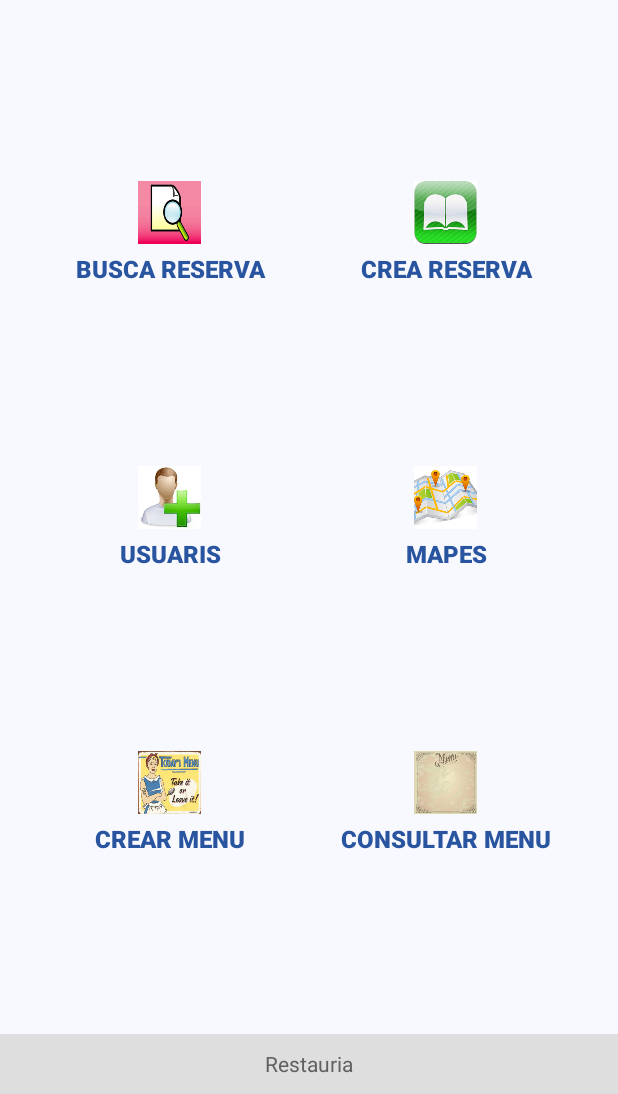
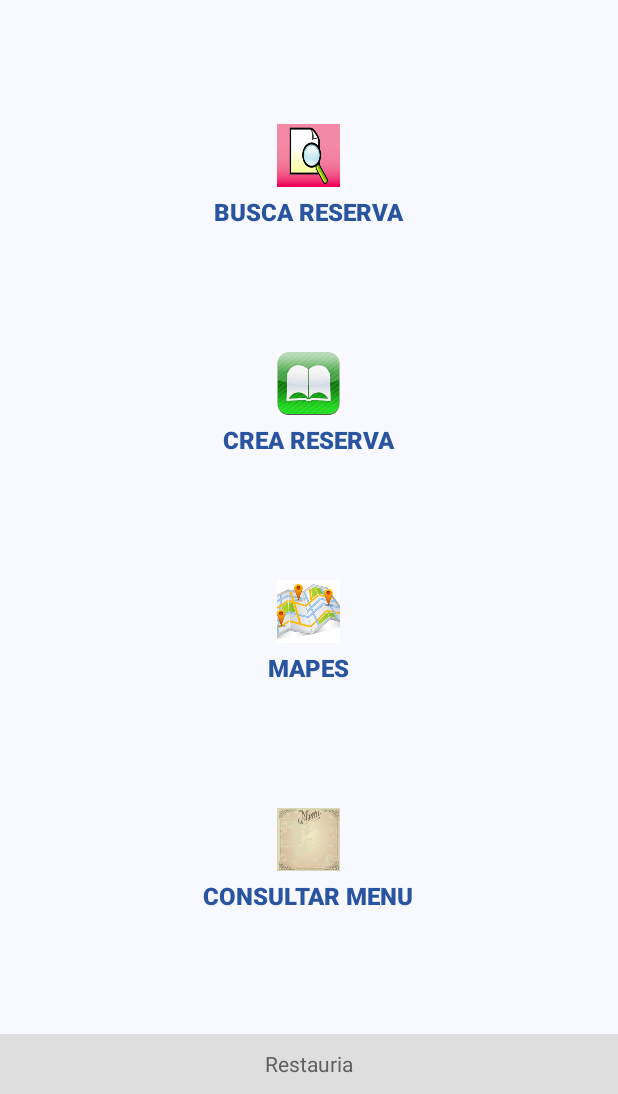
Before and after one commit to jordiromero/SintesiApp2, an Android app: the screen it shows after launch (MainActivity), on a phone screen of 412 x 824 dp, the part 142-1236 px from its top. Run offline under Robolectric (Android 15) with nearby library versions, the phone set to English and light mode, and no system bars.

Commit message:
json menu

```diff
--- a/sintesiapp/src/main/java/com/iesebre/sintesiapp2/sintesiapp/MainActivity.java
+++ b/sintesiapp/src/main/java/com/iesebre/sintesiapp2/sintesiapp/MainActivity.java
@@ -26,13 +26,13 @@ public class MainActivity extends Activity {
         Button btn_mapa = (Button) findViewById(R.id.btn_mapa);
 
         // Dashboard Places button
-        Button btn_usuaris = (Button) findViewById(R.id.btn_usuaris);
+       // Button btn_usuaris = (Button) findViewById(R.id.btn_usuaris);
 
         // Dashboard Events button
         Button btn_consulta_menu = (Button) findViewById(R.id.btn_menu_consulta);
 
         // Dashboard Photos button
-        Button btn_crea_menu = (Button) findViewById(R.id.btn_menu_crear);
+     //   Button btn_crea_menu = (Button) findViewById(R.id.btn_menu_crear);
 
         /**
          * Handling all button click events
@@ -72,7 +72,7 @@ public class MainActivity extends Activity {
         });
 
         // Listening to Places button click
-        btn_usuaris.setOnClickListener(new View.OnClickListener() {
+      /*  btn_usuaris.setOnClickListener(new View.OnClickListener() {
 
             @Override
             public void onClick(View view) {
@@ -80,7 +80,7 @@ public class MainActivity extends Activity {
                 Intent i = new Intent(getApplicationContext(), UsersActivity.class);
                 startActivity(i);
             }
-        });
+        });*/
 
         // Listening to Events button click
         btn_consulta_menu.setOnClickListener(new View.OnClickListener() {
@@ -94,7 +94,7 @@ public class MainActivity extends Activity {
         });
 
         // Listening to Photos button click
-        btn_crea_menu.setOnClickListener(new View.OnClickListener() {
+     /*   btn_crea_menu.setOnClickListener(new View.OnClickListener() {
 
             @Override
             public void onClick(View view) {
@@ -102,7 +102,7 @@ public class MainActivity extends Activity {
                 Intent i = new Intent(getApplicationContext(), CreaMenu.class);
                 startActivity(i);
             }
-        });
+        });*/
     }
 
 
--- a/sintesiapp/src/main/res/layout/amanida_layout.xml
+++ b/sintesiapp/src/main/res/layout/amanida_layout.xml
@@ -15,7 +15,7 @@
             android:layout_width="fill_parent"
             android:layout_height="wrap_content"
             android:padding="15dip"
-            android:text="Consulta Menu"
+            android:text="Consulta Menu Amanida"
             android:textColor="#ff29549f"
             android:textSize="25dip"
             android:textStyle="bold" />
--- a/sintesiapp/src/main/res/layout/carn_layout.xml
+++ b/sintesiapp/src/main/res/layout/carn_layout.xml
@@ -15,7 +15,7 @@
             android:layout_width="fill_parent"
             android:layout_height="wrap_content"
             android:padding="15dip"
-            android:text="Consulta Menu"
+            android:text="Consulta Menu Carn"
             android:textColor="#ff29549f"
             android:textSize="25dip"
             android:textStyle="bold" />
--- a/sintesiapp/src/main/res/layout/entrants_layout.xml
+++ b/sintesiapp/src/main/res/layout/entrants_layout.xml
@@ -15,7 +15,7 @@
             android:layout_width="fill_parent"
             android:layout_height="wrap_content"
             android:padding="15dip"
-            android:text="Consulta Menu"
+            android:text="Consulta Menu entrants"
             android:textColor="#ff29549f"
             android:textSize="25dip"
             android:textStyle="bold" />
--- a/sintesiapp/src/main/res/layout/fragment_layout.xml
+++ b/sintesiapp/src/main/res/layout/fragment_layout.xml
@@ -21,11 +21,11 @@
         android:text="Crea Reserva" />
 
     <!--  Usuaris Button -->
-    <Button
+   <!-- <Button
         android:id="@+id/btn_usuaris"
         style="@style/DashboardButton"
         android:drawableTop="@drawable/ic_user_add"
-        android:text="Usuaris" />
+        android:text="Usuaris" />-->
 
     <!--  Maps Button -->
     <Button
@@ -35,11 +35,11 @@
         android:text="Mapes" />
 
     <!--  Menu Button -->
-    <Button
+   <!-- <Button
         android:id="@+id/btn_menu_crear"
         style="@style/DashboardButton"
         android:drawableTop="@drawable/ic_menu_crear"
-        android:text="Crear Menu" />
+        android:text="Crear Menu" />-->
 
     <!--  Menu Consulta menu -->
     <Button
--- a/sintesiapp/src/main/res/layout/sopes_layout.xml
+++ b/sintesiapp/src/main/res/layout/sopes_layout.xml
@@ -15,7 +15,7 @@
             android:layout_width="fill_parent"
             android:layout_height="wrap_content"
             android:padding="15dip"
-            android:text="Consulta Menu"
+            android:text="Consulta Menu Sopes"
             android:textColor="#ff29549f"
             android:textSize="25dip"
             android:textStyle="bold" />
```
Also changed, not shown: sintesiapp/src/main/java/com/iesebre/sintesiapp2/sintesiapp/ArrososFragment.java (+3 -11 lines), sintesiapp/src/main/res/layout/arrosos_layout.xml (+8 -1 lines).
